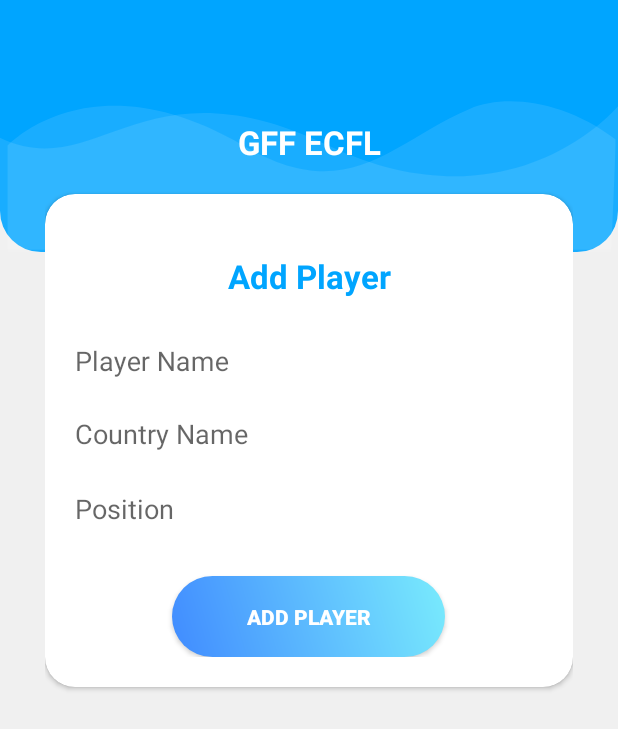
After one commit to apurvsahay/GFF_ECFL, an Android app: the AddPlayerActivity screen opened directly, with no data from a screen before it, on a phone screen of 412 x 824 dp. The commit adds this screen. Shown: the top 729 px of the screen. Run offline under Robolectric (Android 15) with nearby library versions, the phone set to English and light mode, and no system bars.

Commit message:
Add player

```diff
--- a/app/src/main/AndroidManifest.xml
+++ b/app/src/main/AndroidManifest.xml
@@ -8,7 +8,8 @@
         android:label="@string/app_name"
         android:supportsRtl="true"
         android:theme="@style/Theme.AppCompat.Light.NoActionBar">
-        <activity android:name=".AdminActivity"></activity>
+        <activity android:name=".AddPlayerActivity"></activity>
+        <activity android:name=".AdminActivity" />
         <activity android:name=".HomeActivity" />
         <activity
             android:name=".RegisterActivity"
--- /dev/null
+++ b/app/src/main/java/com/example/gffecfl/AddPlayerActivity.java
@@ -0,0 +1,33 @@
+package com.example.gffecfl;
+
+import androidx.appcompat.app.AppCompatActivity;
+
+import android.os.Bundle;
+import android.widget.ArrayAdapter;
+import android.widget.AutoCompleteTextView;
+import android.widget.EditText;
+import android.widget.Spinner;
+
+public class AddPlayerActivity extends AppCompatActivity {
+
+    AutoCompleteTextView countries,playerPosition;
+
+    @Override
+    protected void onCreate(Bundle savedInstanceState) {
+        super.onCreate(savedInstanceState);
+        setContentView(R.layout.activity_add_player);
+        String[] country = { "India", "USA", "China", "Japan", "Other"};
+        String[] position = { "Goalkeeper" , "Defender" , "Midfielder" , "Forward"};
+
+        countries = (AutoCompleteTextView) findViewById(R.id.addPlayerCountry);
+        playerPosition = (AutoCompleteTextView) findViewById(R.id.addPlayerPosition);
+
+        ArrayAdapter<String> arrayAdapter = new ArrayAdapter(this, android.R.layout.simple_spinner_dropdown_item,country);
+        countries.setThreshold(1);
+        countries.setAdapter(arrayAdapter);
+
+        ArrayAdapter<String> arrayAdapter1 = new ArrayAdapter(this, android.R.layout.simple_spinner_dropdown_item,position);
+        playerPosition.setThreshold(0);
+        playerPosition.setAdapter(arrayAdapter1);
+    }
+}
--- a/app/src/main/java/com/example/gffecfl/AdminActivity.java
+++ b/app/src/main/java/com/example/gffecfl/AdminActivity.java
@@ -37,6 +37,8 @@ public class AdminActivity extends AppCompatActivity implements PopupMenu.OnMenu
     public boolean onMenuItemClick(MenuItem item) {
         switch (item.getItemId()){
             case R.id.optionAddPlayer:
+                Intent intent = new Intent(AdminActivity.this,AddPlayerActivity.class);
+                AdminActivity.this.startActivity(intent);
                 return true;
             case R.id.optionEliminateCountry:
                 return true;
--- /dev/null
+++ b/app/src/main/res/layout/activity_add_player.xml
@@ -0,0 +1,60 @@
+<?xml version="1.0" encoding="utf-8"?>
+<RelativeLayout xmlns:android="http://schemas.android.com/apk/res/android"
+    xmlns:app="http://schemas.android.com/apk/res-auto"
+    xmlns:tools="http://schemas.android.com/tools"
+    android:orientation="vertical"
+    style="@style/loginParent"
+    tools:context=".AddPlayerActivity">
+    <ScrollView
+        style="@style/parent">
+
+        <RelativeLayout
+            style="@style/parent">
+
+
+            <LinearLayout
+                android:layout_width="match_parent"
+                android:layout_height="match_parent"
+                android:layout_alignParentTop="true"
+                android:weightSum="12">
+
+                <LinearLayout
+                    style="@style/parent"
+                    android:background="@drawable/login_shape_bk"
+                    android:orientation="vertical"
+                    android:layout_weight="3">
+
+                    <ImageView
+                        style="@style/parent"
+                        android:background="@drawable/ic_login_bk"
+                        android:contentDescription="login background" />
+
+                </LinearLayout>
+
+            </LinearLayout>
+
+            <LinearLayout
+                android:layout_width="match_parent"
+                android:layout_height="match_parent"
+                android:layout_alignParentTop="true"
+                android:orientation="vertical"
+                android:layout_marginTop="40dp"
+                android:layout_marginRight="30dp"
+                android:layout_marginLeft="30dp">
+
+
+                <TextView
+                    style="@style/headerText"
+                    android:layout_gravity="center"
+                    android:text="GFF ECFL"
+                    android:layout_marginTop="40dp"/>
+                <include
+                    layout="@layout/layout_add_player"/>
+
+            </LinearLayout>
+
+        </RelativeLayout>
+
+    </ScrollView>
+
+</RelativeLayout>
--- /dev/null
+++ b/app/src/main/res/layout/layout_add_player.xml
@@ -0,0 +1,72 @@
+<?xml version="1.0" encoding="utf-8"?>
+<androidx.cardview.widget.CardView
+    xmlns:android="http://schemas.android.com/apk/res/android"
+    xmlns:app="http://schemas.android.com/apk/res-auto"
+    style="@style/loginCard"
+    app:cardCornerRadius="@dimen/loginCardRadius"
+    android:elevation="5dp"
+    android:layout_gravity="center"
+    android:layout_marginTop="@dimen/loginViewsMargin"
+    android:layout_marginBottom="@dimen/loginViewsMargin"
+    android:background="@color/whiteCardColor">
+
+    <LinearLayout
+        style="@style/linearParent"
+        android:layout_gravity="center"
+        android:padding="@dimen/loginViewsMargin">
+
+        <TextView
+            style="@style/headerTextPrimary"
+            android:layout_marginTop="@dimen/loginViewsMargin"
+            android:text="Add Player" />
+
+        <com.google.android.material.textfield.TextInputLayout
+            style="@style/parent"
+            android:layout_marginTop="@dimen/signup_text_margin_top">
+
+            <EditText
+                android:id="@+id/addPlayerName"
+                style="@style/loginCard"
+                android:hint="Player Name"
+                android:inputType="text"
+                android:background="@color/whiteCardColor"
+                android:maxLines="1"
+                android:textColor="@color/black"
+                />
+        </com.google.android.material.textfield.TextInputLayout>
+
+
+            <AutoCompleteTextView
+                android:id="@+id/addPlayerCountry"
+                style="@style/loginCard"
+                android:hint="Country Name"
+                android:background="@color/whiteCardColor"
+                android:layout_marginTop="20dp"
+                android:layout_width="match_parent"
+                android:layout_height="30dp"
+                android:maxLines="1"
+                android:textColor="@color/black"
+                />
+
+            <AutoCompleteTextView
+                android:id="@+id/addPlayerPosition"
+                style="@style/loginCard"
+                android:background="@color/whiteCardColor"
+                android:hint="Position"
+                android:layout_marginTop="20dp"
+                android:layout_width="match_parent"
+                android:layout_height="30dp"
+                android:maxLines="1"
+                android:textColor="@color/black" />
+
+
+        <Button
+            android:id="@+id/addPlayerButton"
+            style="@style/loginButton"
+            android:layout_gravity="center"
+            android:layout_marginTop="30dp"
+            android:text="Add Player" />
+
+
+    </LinearLayout>
+</androidx.cardview.widget.CardView>
```
